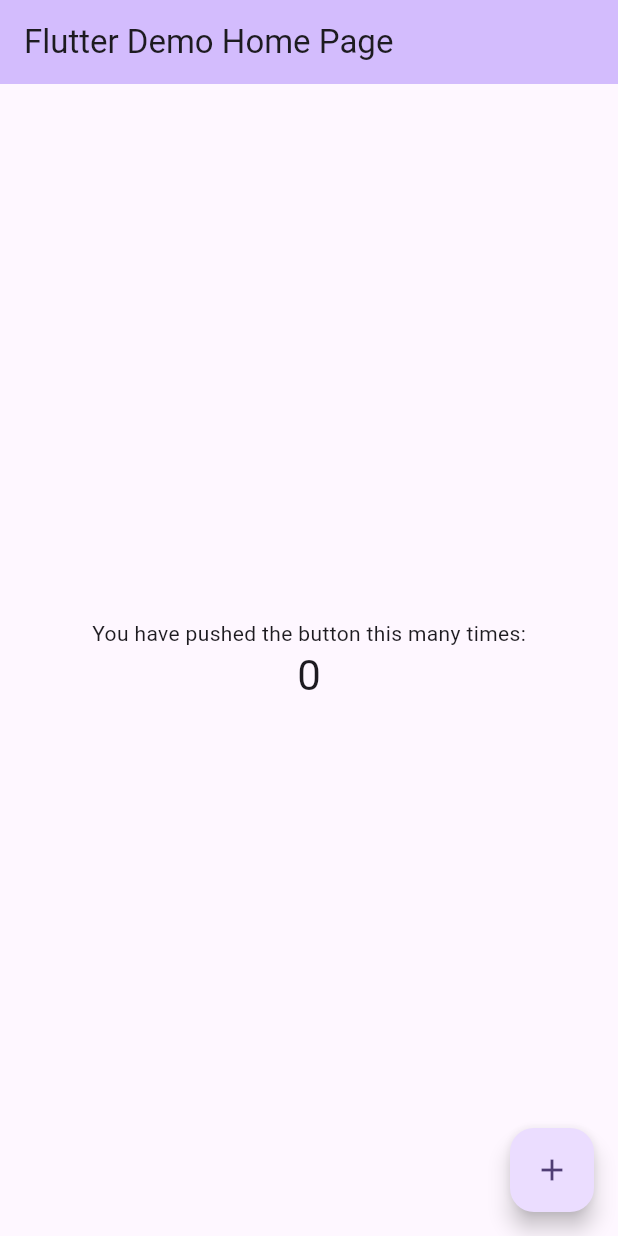
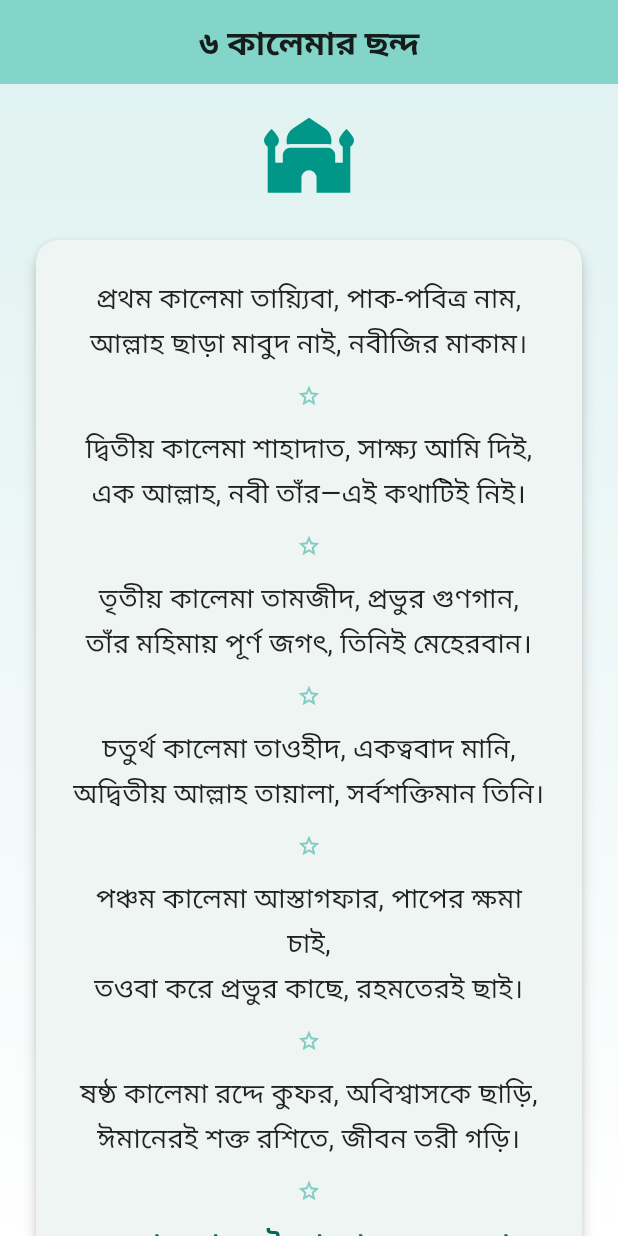
Before and after one commit to could-ai/019cd9de-76a4-748b-a5b3-b0e9a8d803f2, a Flutter app: the screen it shows after launch, on a phone screen of 412 x 824 dp. Run offline on Flutter 3.47's test engine with Material 3 defaults, Android fonts, the phone set to English and light mode, and no system bars.

Commit message:
Added a beautiful UI to display a rhythmic poem about the 6 Kalimas in Bengali. Replaced the default counter app with a custom screen featuring a gradient background, a card layout, and elegant typography suitable for religious content.

```diff
--- a/usr/lib/main.dart
+++ b/usr/lib/main.dart
@@ -7,117 +7,115 @@ void main() {
 class MyApp extends StatelessWidget {
   const MyApp({super.key});
 
-  // This widget is the root of your application.
   @override
   Widget build(BuildContext context) {
     return MaterialApp(
-      title: 'Flutter Demo',
+      title: '৬ কালেমা',
       debugShowCheckedModeBanner: false,
       theme: ThemeData(
-        // This is the theme of your application.
-        //
-        // TRY THIS: Try running your application with "flutter run". You'll see
-        // the application has a purple toolbar. Then, without quitting the app,
-        // try changing the seedColor in the colorScheme below to Colors.green
-        // and then invoke "hot reload" (save your changes or press the "hot
-        // reload" button in a Flutter-supported IDE, or press "r" if you used
-        // the command line to start the app).
-        //
-        // Notice that the counter didn't reset back to zero; the application
-        // state is not lost during the reload. To reset the state, use hot
-        // restart instead.
-        //
-        // This works for code too, not just values: Most code changes can be
-        // tested with just a hot reload.
-        colorScheme: ColorScheme.fromSeed(seedColor: Colors.deepPurple),
+        colorScheme: ColorScheme.fromSeed(seedColor: Colors.teal),
+        useMaterial3: true,
       ),
       initialRoute: '/',
       routes: {
-        '/': (context) => const MyHomePage(title: 'Flutter Demo Home Page'),
+        '/': (context) => const KalimaPoemScreen(),
       },
     );
   }
 }
 
-class MyHomePage extends StatefulWidget {
-  const MyHomePage({super.key, required this.title});
-
-  // This widget is the home page of your application. It is stateful, meaning
-  // that it has a State object (defined below) that contains fields that affect
-  // how it looks.
-
-  // This class is the configuration for the state. It holds the values (in this
-  // case the title) provided by the parent (in this case the App widget) and
-  // used by the build method of the State. Fields in a Widget subclass are
-  // always marked "final".
-
-  final String title;
-
-  @override
-  State<MyHomePage> createState() => _MyHomePageState();
-}
-
-class _MyHomePageState extends State<MyHomePage> {
-  int _counter = 0;
-
-  void _incrementCounter() {
-    setState(() {
-      // This call to setState tells the Flutter framework that something has
-      // changed in this State, which causes it to rerun the build method below
-      // so that the display can reflect the updated values. If we changed
-      // _counter without calling setState(), then the build method would not be
-      // called again, and so nothing would appear to happen.
-      _counter++;
-    });
-  }
+class KalimaPoemScreen extends StatelessWidget {
+  const KalimaPoemScreen({super.key});
 
   @override
   Widget build(BuildContext context) {
-    // This method is rerun every time setState is called, for instance as done
-    // by the _incrementCounter method above.
-    //
-    // The Flutter framework has been optimized to make rerunning build methods
-    // fast, so that you can just rebuild anything that needs updating rather
-    // than having to individually change instances of widgets.
     return Scaffold(
       appBar: AppBar(
-        // TRY THIS: Try changing the color here to a specific color (to
-        // Colors.amber, perhaps?) and trigger a hot reload to see the AppBar
-        // change color while the other colors stay the same.
+        title: const Text(
+          '৬ কালেমার ছন্দ',
+          style: TextStyle(fontWeight: FontWeight.bold),
+        ),
         backgroundColor: Theme.of(context).colorScheme.inversePrimary,
-        // Here we take the value from the MyHomePage object that was created by
-        // the App.build method, and use it to set our appbar title.
-        title: Text(widget.title),
+        centerTitle: true,
       ),
-      body: Center(
-        // Center is a layout widget. It takes a single child and positions it
-        // in the middle of the parent.
-        child: Column(
-          // Column is also a layout widget. It takes a list of children and
-          // arranges them vertically. By default, it sizes itself to fit its
-          // children horizontally, and tries to be as tall as its parent.
-          //
-          // Column has various properties to control how it sizes itself and
-          // how it positions its children. Here we use mainAxisAlignment to
-          // center the children vertically; the main axis here is the vertical
-          // axis because Columns are vertical (the cross axis would be
-          // horizontal).
-          //
-          // TRY THIS: Invoke "debug painting" (choose the "Toggle Debug Paint"
-          // action in the IDE, or press "p" in the console), to see the
-          // wireframe for each widget.
-          mainAxisAlignment: MainAxisAlignment.center,
-          children: <Widget>[
-            const Text('You have pushed the button this many times:'),
-            Text('$_counter', style: Theme.of(context).textTheme.headlineMedium),
-          ],
+      body: Container(
+        decoration: BoxDecoration(
+          gradient: LinearGradient(
+            begin: Alignment.topCenter,
+            end: Alignment.bottomCenter,
+            colors: [
+              Colors.teal.shade50,
+              Colors.white,
+            ],
+          ),
+        ),
+        child: Center(
+          child: SingleChildScrollView(
+            padding: const EdgeInsets.all(20.0),
+            child: Column(
+              mainAxisAlignment: MainAxisAlignment.center,
+              children: [
+                const Icon(Icons.mosque, size: 60, color: Colors.teal),
+                const SizedBox(height: 20),
+                Card(
+                  elevation: 4,
+                  shape: RoundedRectangleBorder(
+                    borderRadius: BorderRadius.circular(15),
+                  ),
+                  child: Padding(
+                    padding: const EdgeInsets.all(24.0),
+                    child: Column(
+                      children: [
+                        _buildStanza(
+                            "প্রথম কালেমা তায়্যিবা, পাক-পবিত্র নাম,\nআল্লাহ ছাড়া মাবুদ নাই, নবীজির মাকাম।"),
+                        _buildDivider(),
+                        _buildStanza(
+                            "দ্বিতীয় কালেমা শাহাদাত, সাক্ষ্য আমি দিই,\nএক আল্লাহ, নবী তাঁর—এই কথাটিই নিই।"),
+                        _buildDivider(),
+                        _buildStanza(
+                            "তৃতীয় কালেমা তামজীদ, প্রভুর গুণগান,\nতাঁর মহিমায় পূর্ণ জগৎ, তিনিই মেহেরবান।"),
+                        _buildDivider(),
+                        _buildStanza(
+                            "চতুর্থ কালেমা তাওহীদ, একত্ববাদ মানি,\nঅদ্বিতীয় আল্লাহ তায়ালা, সর্বশক্তিমান তিনি।"),
+                        _buildDivider(),
+                        _buildStanza(
+                            "পঞ্চম কালেমা আস্তাগফার, পাপের ক্ষমা চাই,\nতওবা করে প্রভুর কাছে, রহমতেরই ছাই।"),
+                        _buildDivider(),
+                        _buildStanza(
+                            "ষষ্ঠ কালেমা রদ্দে কুফর, অবিশ্বাসকে ছাড়ি,\nঈমানেরই শক্ত রশিতে, জীবন তরী গড়ি।"),
+                        _buildDivider(),
+                        _buildStanza(
+                            "ছয় কালেমার এই আলোতে, হৃদয় হোক সাফ,\nরোজ হাশরে আল্লাহ যেন, করেন মোদের মাফ।",
+                            isFinal: true),
+                      ],
+                    ),
+                  ),
+                ),
+              ],
+            ),
+          ),
         ),
       ),
-      floatingActionButton: FloatingActionButton(
-        onPressed: _incrementCounter,
-        tooltip: 'Increment',
-        child: const Icon(Icons.add),
-      ), // This trailing comma makes auto-formatting nicer for build methods.
+    );
+  }
+
+  Widget _buildStanza(String text, {bool isFinal = false}) {
+    return Text(
+      text,
+      textAlign: TextAlign.center,
+      style: TextStyle(
+        fontSize: 18,
+        height: 1.6,
+        color: isFinal ? Colors.teal.shade800 : Colors.black87,
+        fontWeight: isFinal ? FontWeight.bold : FontWeight.normal,
+      ),
+    );
+  }
+
+  Widget _buildDivider() {
+    return Padding(
+      padding: const EdgeInsets.symmetric(vertical: 12.0),
+      child: Icon(Icons.star_border, size: 16, color: Colors.teal.shade200),
     );
   }
 }
```
